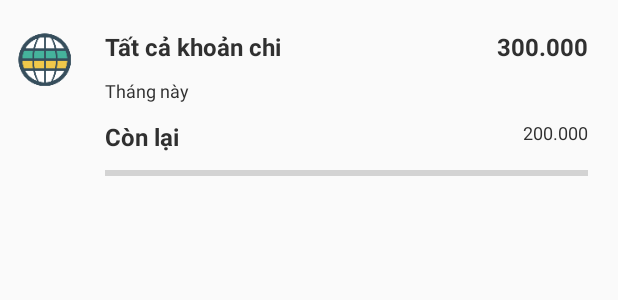
After one commit to alanddev/manWal, an Android app: the layout item_budget_list.xml on its own in the app's theme, with its tools: preview values and no code run, on a phone screen of 412 x 824 dp. The commit adds this screen. Shown: the top 300 px of the screen. Run offline under Robolectric (Android 15) with nearby library versions, the phone set to English and light mode, and no system bars.

Commit message:
commit buget

```diff
--- a/app/src/main/AndroidManifest.xml
+++ b/app/src/main/AndroidManifest.xml
@@ -64,6 +64,7 @@
             android:label="@string/title_activity_budget"
             android:theme="@style/AppTheme.NoActionBar" />
         <activity android:name=".ui.BudgetAddActivity" />
+        <activity android:name=".ui.SettingActivity"></activity>
     </application>
 
 </manifest>
--- /dev/null
+++ b/app/src/main/res/layout/item_budget_list.xml
@@ -0,0 +1,84 @@
+<?xml version="1.0" encoding="utf-8"?>
+<LinearLayout xmlns:android="http://schemas.android.com/apk/res/android"
+    android:layout_width="match_parent"
+    android:layout_height="match_parent"
+    android:orientation="vertical">
+    <RelativeLayout
+        android:layout_width="match_parent"
+        android:layout_height="wrap_content"
+        android:layout_marginTop="10dp">
+        <ImageView
+            android:id="@+id/img_icon"
+            android:layout_width="40dp"
+            android:layout_height="40dp"
+            android:src="@mipmap/ic_category_all"
+            android:layout_margin="10dp"/>
+        <TextView
+            android:id="@+id/txt_budget_category"
+            android:layout_width="wrap_content"
+            android:layout_height="wrap_content"
+            android:textColor="@color/colorTextColor"
+            android:textSize="16sp"
+            android:layout_margin="10dp"
+            android:text="Tất cả khoản chi"
+            android:textStyle="bold"
+            android:layout_toRightOf="@+id/img_icon"/>
+        <TextView
+            android:id="@+id/txt_budget_date"
+            android:layout_width="wrap_content"
+            android:layout_height="wrap_content"
+            android:textColor="@color/colorTextColor"
+            android:textSize="12sp"
+            android:layout_marginLeft="10dp"
+            android:text="Tháng này"
+            android:layout_toRightOf="@+id/img_icon"
+            android:layout_below="@+id/txt_budget_category"/>
+        <TextView
+            android:id="@+id/txt_budget_amount"
+            android:layout_width="wrap_content"
+            android:layout_height="wrap_content"
+            android:textColor="@color/colorTextColor"
+            android:textSize="16sp"
+            android:layout_marginTop="10dp"
+            android:layout_marginRight="20dp"
+            android:text="300.000"
+            android:textStyle="bold"
+            android:layout_alignParentRight="true"/>
+    </RelativeLayout>
+    <RelativeLayout
+        android:layout_width="match_parent"
+        android:layout_height="wrap_content"
+        android:layout_marginTop="10dp">
+        <TextView
+            android:layout_width="wrap_content"
+            android:layout_height="wrap_content"
+            android:textColor="@color/colorTextColor"
+            android:textSize="16sp"
+            android:layout_marginLeft="70dp"
+            android:text="Còn lại"
+            android:textStyle="bold"
+            android:layout_alignParentLeft="true"/>
+        <TextView
+            android:id="@+id/txt_budget_amount1"
+            android:layout_width="wrap_content"
+            android:layout_height="wrap_content"
+            android:textColor="@color/colorTextColor"
+            android:textSize="12sp"
+            android:layout_marginRight="20dp"
+            android:text="200.000"
+            android:layout_alignParentRight="true"/>
+    </RelativeLayout>
+    <ProgressBar
+        style="?android:attr/progressBarStyleHorizontal"
+        android:layout_width="fill_parent"
+        android:layout_height="7dp"
+        android:id="@+id/progress"
+        android:layout_centerHorizontal="true"
+        android:layout_centerVertical="true"
+        android:layout_marginRight="20dp"
+        android:layout_marginLeft="70dp"
+        android:layout_marginTop="10dp"
+        android:layout_marginBottom="50dp"
+        android:max="100" />
+
+</LinearLayout>
--- a/app/src/main/res/layout/nav_header_transaction.xml
+++ b/app/src/main/res/layout/nav_header_transaction.xml
@@ -6,7 +6,7 @@
     android:paddingLeft="@dimen/activity_horizontal_margin"
     android:paddingRight="@dimen/activity_horizontal_margin"
     android:paddingTop="@dimen/activity_vertical_margin"
-    android:theme="@style/ThemeOverlay.AppCompat.Dark" android:orientation="vertical"
+    android:theme="@style/ThemeOverlay.AppCompat.Light" android:orientation="vertical"
     android:gravity="bottom">
 
     <ImageView android:layout_width="wrap_content" android:layout_height="wrap_content"
--- a/app/src/main/res/layout/trans_tabbed.xml
+++ b/app/src/main/res/layout/trans_tabbed.xml
@@ -40,7 +40,7 @@
         android:layout_height="wrap_content"
         android:layout_gravity="center|bottom"
         android:layout_marginBottom="60dp"
-        app:backgroundTint="@color/colorfab"
+
         android:src="@mipmap/img_add" />
     <com.google.android.gms.ads.AdView
         android:id="@+id/adView"
--- a/app/src/main/res/values/colors.xml
+++ b/app/src/main/res/values/colors.xml
@@ -12,4 +12,7 @@
     <color name="colorTextColor">#303030</color>
     <color name="colorWhite">#FFFFFF</color>
     <color name="colorfab">#5500FF</color>
+    <color name="colorTomato">#FF6347</color>
+    <color name="colorOrangeDack">#FF8C00</color>
+    <color name="colorOrangeRed">#FF4500</color>
 </resources>
```
Also changed, not shown: app/src/main/java/com/alanddev/manwal/adapter/BudgetAdapter.java (added, +120 -0 lines), app/src/main/java/com/alanddev/manwal/ui/SettingActivity.java (added, +39 -0 lines), app/src/main/java/com/alanddev/manwal/ui/TransactionActivity.java (+5 -4 lines), app/src/main/java/com/alanddev/manwal/util/Utils.java (+31 -1 lines), app/src/main/res/layout/activity_setting.xml (added, +12 -0 lines), app/src/main/res/layout/nav_header_man_wal.xml (deleted, +0 -23 lines), app/src/main/res/menu/activity_transaction_drawer.xml (+4 -6 lines), app/src/main/res/values/strings.xml (+62 -0 lines), app/src/main/res/values/styles.xml (+7 -0 lines), app/src/main/res/mipmap-xxhdpi/ic_settings.png (added).
